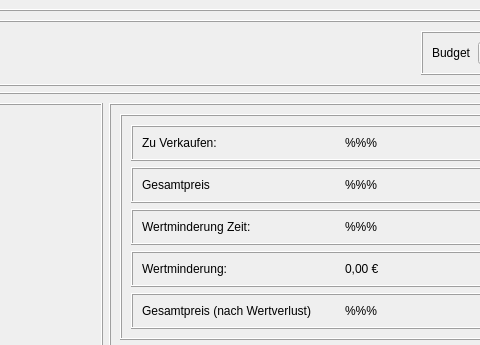
Before: the Qt Designer form frontend/GebrauchtwarenWindowAccessories.ui in nhatlam96/gui-xtraktor, drawn with Qt 5; both pictures show x 394 to 874 and y 0 to 345 of the 1000 by 1000 pixel window.
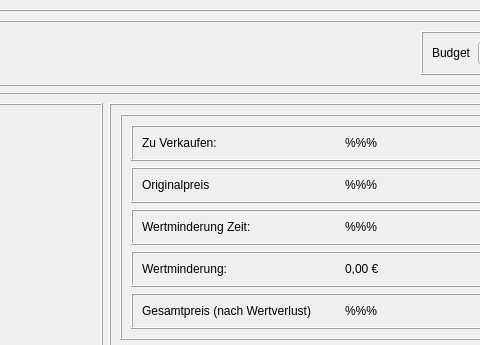
After: the same form once the commit is applied. Icons and pictures are not drawn.

Patch:
```diff
--- a/frontend/GebrauchtwarenWindowAccessories.ui
+++ b/frontend/GebrauchtwarenWindowAccessories.ui
@@ -264,7 +264,7 @@
                    <item>
                     <widget class="QLabel" name="preis_label">
                      <property name="text">
-                      <string>Gesamtpreis</string>
+                      <string>Originalpreis</string>
                      </property>
                     </widget>
                    </item>
```
Left out of the diff: 6 changed lines with no effect on the pictures.
